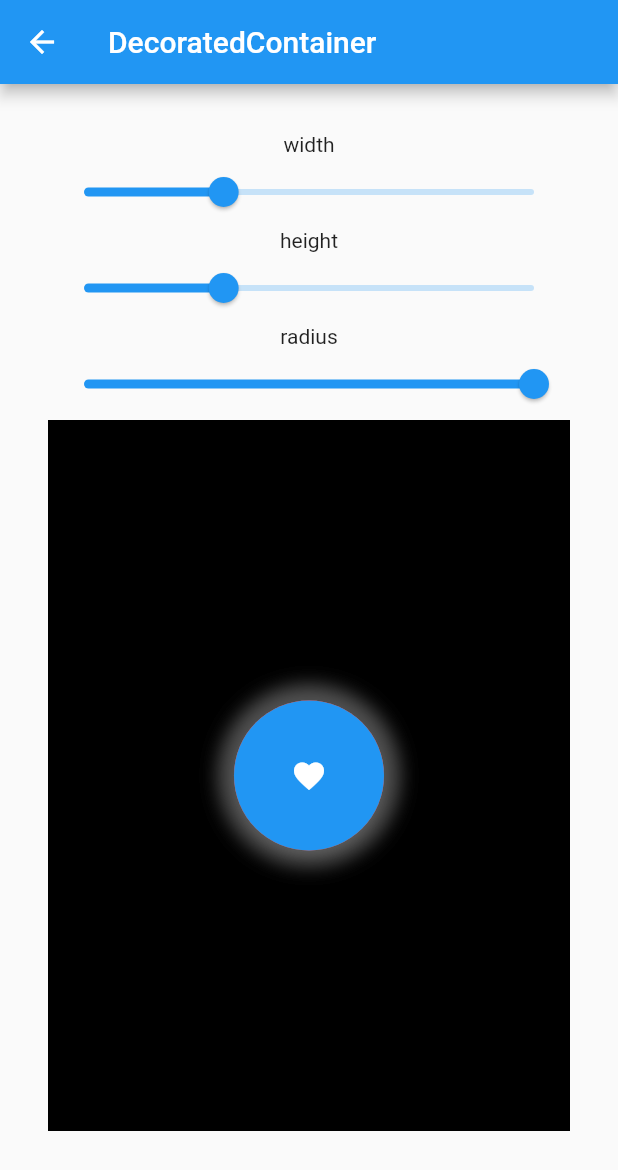
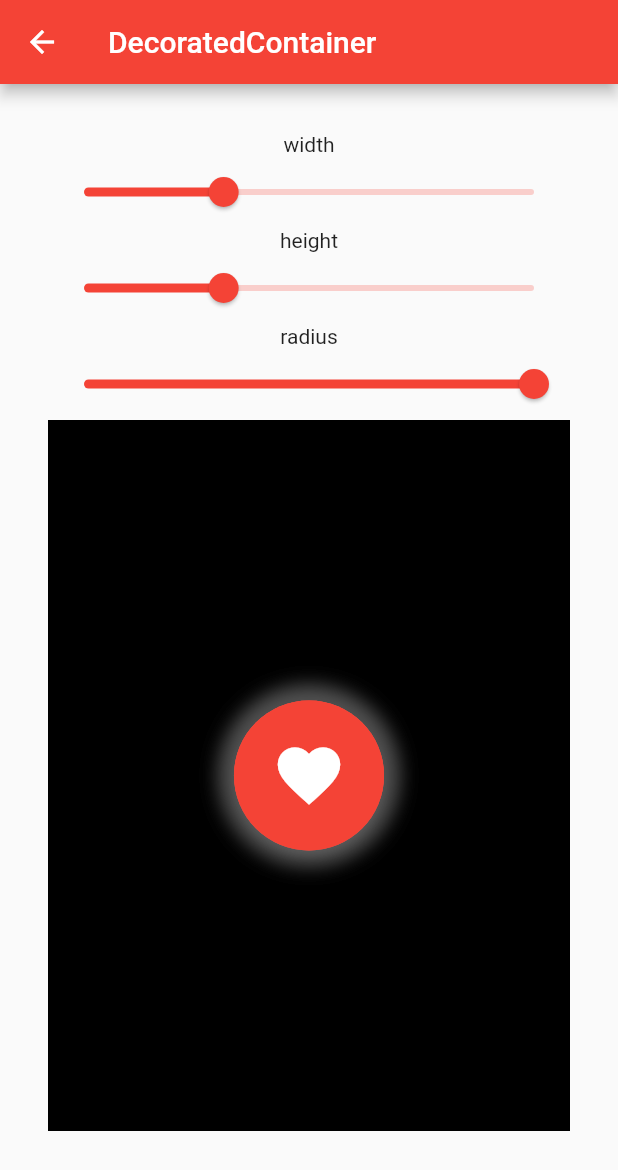
Before and after one commit to navitel-dev/custom-widgets, a Flutter app: the screen it shows after launch, after a tap on "DecoratedContainer", on a phone screen of 412 x 824 dp. Shown: the top 1170 px of the screen. Run offline on Flutter 3.47's test engine with Material 2 defaults, Android fonts, the phone set to English and light mode, and no system bars.

Commit message:
fixed behavior Icon when we set size

```diff
--- a/lib/child_size/child_size_demo.dart
+++ b/lib/child_size/child_size_demo.dart
@@ -48,7 +48,7 @@ class _ChildSizeDemoState extends DemoWidgetState {
       return ColoredBox(
         color: Colors.amber,
         child: Icon(
-          Icons.image,
+          Icons.abc,
           color: Colors.yellow,
           size: min(constraints.maxWidth, constraints.maxHeight) * _fraction,
         ),
--- a/lib/container/decorated_container_demo.dart
+++ b/lib/container/decorated_container_demo.dart
@@ -1,3 +1,5 @@
+import 'dart:math';
+
 import 'package:custom_widgets/container/circle_style.dart';
 import 'package:custom_widgets/container/decorated_container.dart';
 import 'package:flutter/material.dart';
@@ -58,13 +60,23 @@ class _DecoratedContainerDemoState extends DemoWidgetState {
               child: ElevatedButton(
                 style: style.giveStyle(_fractionRadius),
                 onPressed: () {},
-                child: const Icon(
+                child: Center(
+                    child: Icon(
                   Icons.favorite,
                   color: Colors.white,
-                ),
+                  size: getRealWidth(),
+                )),
               ),
             ),
           ))
     ]);
   }
+
+  double getRealWidth() {
+    if (_fractionWidth < 50) {
+      return 0.0;
+    } else {
+      return min(_fractionHeight, _fractionWidth - 50);
+    }
+  }
 }
--- a/lib/main.dart
+++ b/lib/main.dart
@@ -16,7 +16,7 @@ class MyApp extends StatelessWidget {
   Widget build(BuildContext context) {
     return MaterialApp(
       title: 'Custom Widgets',
-      theme: ThemeData(primarySwatch: Colors.blue),
+      theme: ThemeData(primarySwatch: Colors.red),
       home: const HomePage(),
     );
   }
```
